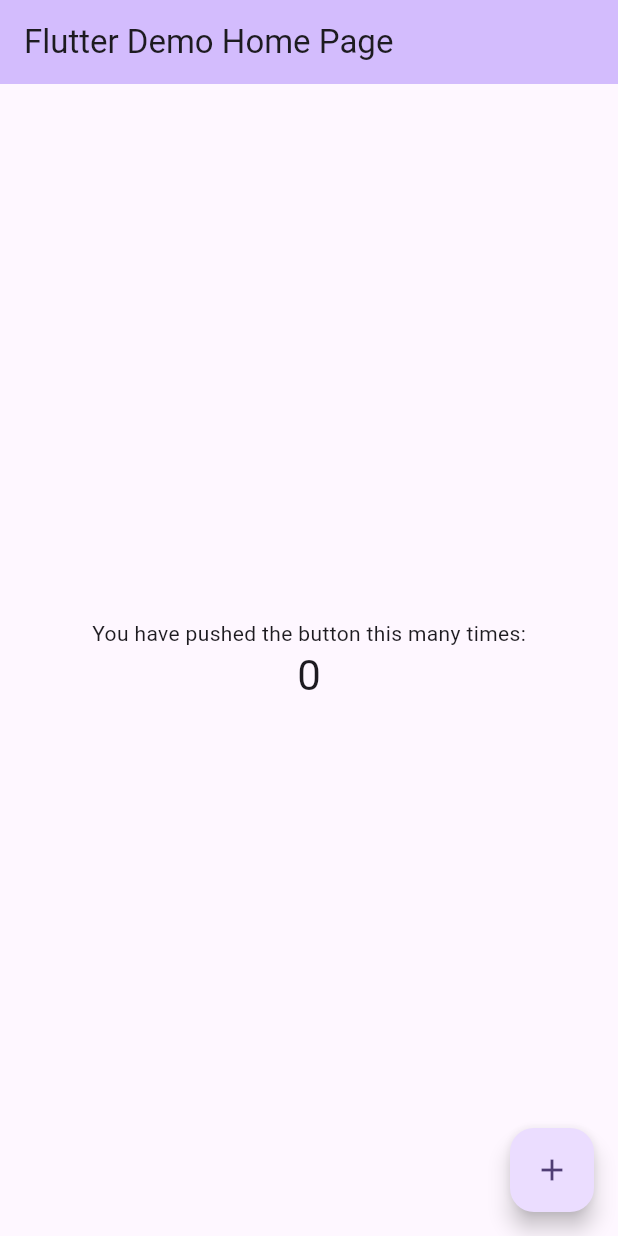
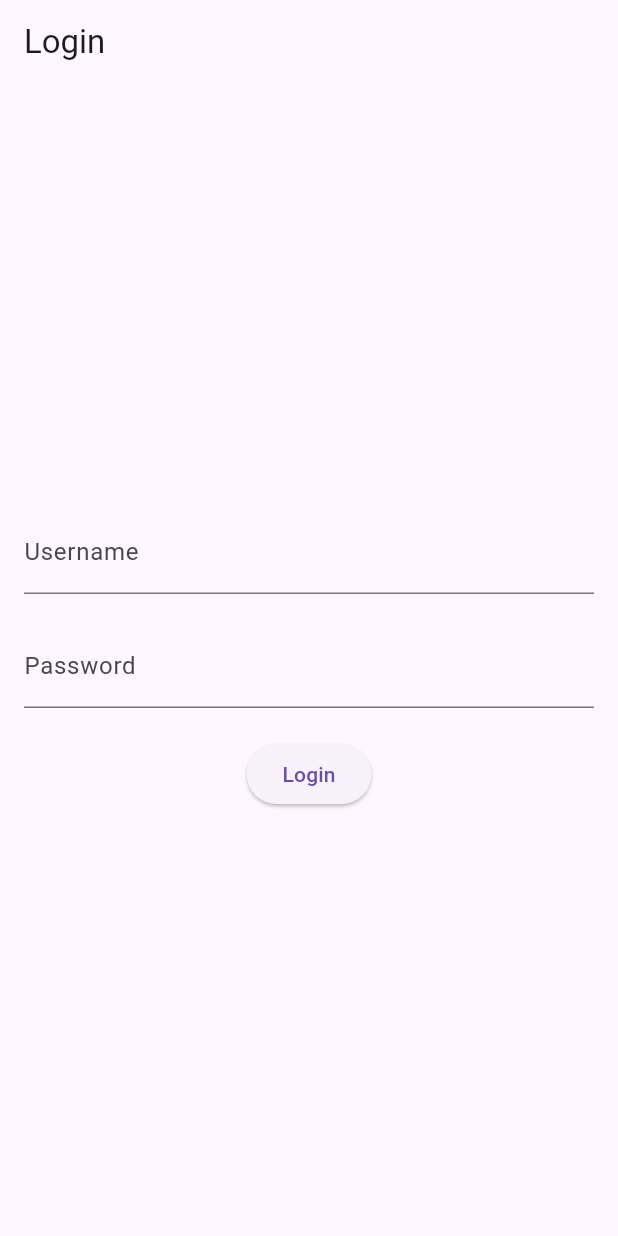
Before and after one commit to yasinthon04/Login_Riverpod, a Flutter app: the screen it shows after launch, on a phone screen of 412 x 824 dp. Run offline on Flutter 3.47's test engine with Material 3 defaults, Android fonts, the phone set to English and light mode, and no system bars; our stand-ins replace flutter_riverpod.

Commit message:
create home and login

```diff
--- a/lib/main.dart
+++ b/lib/main.dart
@@ -1,125 +1,26 @@
 import 'package:flutter/material.dart';
+import 'package:flutter_riverpod/flutter_riverpod.dart';
+import 'screens/home.dart';
+import 'screens/login.dart';
+import 'providers/auth_provider.dart';
 
 void main() {
-  runApp(const MyApp());
+  runApp(ProviderScope(child: MyApp()));
 }
 
 class MyApp extends StatelessWidget {
-  const MyApp({super.key});
-
-  // This widget is the root of your application.
   @override
   Widget build(BuildContext context) {
     return MaterialApp(
-      title: 'Flutter Demo',
+      title: 'Riverpod Auth Demo',
       theme: ThemeData(
-        // This is the theme of your application.
-        //
-        // TRY THIS: Try running your application with "flutter run". You'll see
-        // the application has a purple toolbar. Then, without quitting the app,
-        // try changing the seedColor in the colorScheme below to Colors.green
-        // and then invoke "hot reload" (save your changes or press the "hot
-        // reload" button in a Flutter-supported IDE, or press "r" if you used
-        // the command line to start the app).
-        //
-        // Notice that the counter didn't reset back to zero; the application
-        // state is not lost during the reload. To reset the state, use hot
-        // restart instead.
-        //
-        // This works for code too, not just values: Most code changes can be
-        // tested with just a hot reload.
-        colorScheme: ColorScheme.fromSeed(seedColor: Colors.deepPurple),
-        useMaterial3: true,
+        primarySwatch: Colors.blue,
       ),
-      home: const MyHomePage(title: 'Flutter Demo Home Page'),
+      initialRoute: '/',
+      routes: {
+        '/': (context) => LoginScreen(),
+        '/home': (context) => HomeScreen(),
+      },
     );
   }
 }
-
-class MyHomePage extends StatefulWidget {
-  const MyHomePage({super.key, required this.title});
-
-  // This widget is the home page of your application. It is stateful, meaning
-  // that it has a State object (defined below) that contains fields that affect
-  // how it looks.
-
-  // This class is the configuration for the state. It holds the values (in this
-  // case the title) provided by the parent (in this case the App widget) and
-  // used by the build method of the State. Fields in a Widget subclass are
-  // always marked "final".
-
-  final String title;
-
-  @override
-  State<MyHomePage> createState() => _MyHomePageState();
-}
-
-class _MyHomePageState extends State<MyHomePage> {
-  int _counter = 0;
-
-  void _incrementCounter() {
-    setState(() {
-      // This call to setState tells the Flutter framework that something has
-      // changed in this State, which causes it to rerun the build method below
-      // so that the display can reflect the updated values. If we changed
-      // _counter without calling setState(), then the build method would not be
-      // called again, and so nothing would appear to happen.
-      _counter++;
-    });
-  }
-
-  @override
-  Widget build(BuildContext context) {
-    // This method is rerun every time setState is called, for instance as done
-    // by the _incrementCounter method above.
-    //
-    // The Flutter framework has been optimized to make rerunning build methods
-    // fast, so that you can just rebuild anything that needs updating rather
-    // than having to individually change instances of widgets.
-    return Scaffold(
-      appBar: AppBar(
-        // TRY THIS: Try changing the color here to a specific color (to
-        // Colors.amber, perhaps?) and trigger a hot reload to see the AppBar
-        // change color while the other colors stay the same.
-        backgroundColor: Theme.of(context).colorScheme.inversePrimary,
-        // Here we take the value from the MyHomePage object that was created by
-        // the App.build method, and use it to set our appbar title.
-        title: Text(widget.title),
-      ),
-      body: Center(
-        // Center is a layout widget. It takes a single child and positions it
-        // in the middle of the parent.
-        child: Column(
-          // Column is also a layout widget. It takes a list of children and
-          // arranges them vertically. By default, it sizes itself to fit its
-          // children horizontally, and tries to be as tall as its parent.
-          //
-          // Column has various properties to control how it sizes itself and
-          // how it positions its children. Here we use mainAxisAlignment to
-          // center the children vertically; the main axis here is the vertical
-          // axis because Columns are vertical (the cross axis would be
-          // horizontal).
-          //
-          // TRY THIS: Invoke "debug painting" (choose the "Toggle Debug Paint"
-          // action in the IDE, or press "p" in the console), to see the
-          // wireframe for each widget.
-          mainAxisAlignment: MainAxisAlignment.center,
-          children: <Widget>[
-            const Text(
-              'You have pushed the button this many times:',
-            ),
-            Text(
-              '$_counter',
-              style: Theme.of(context).textTheme.headlineMedium,
-            ),
-          ],
-        ),
-      ),
-      floatingActionButton: FloatingActionButton(
-        onPressed: _incrementCounter,
-        tooltip: 'Increment',
-        child: const Icon(Icons.add),
-      ), // This trailing comma makes auto-formatting nicer for build methods.
-    );
-  }
-}
--- /dev/null
+++ b/lib/providers/auth_provider.dart
@@ -0,0 +1,37 @@
+import 'package:flutter_riverpod/flutter_riverpod.dart';
+import 'package:flutter/material.dart';
+import 'package:login_riverpod/services/auth_services.dart';
+
+final authProvider = ChangeNotifierProvider<AuthProvider>((ref) {
+  return AuthProvider(ref);
+});
+
+class AuthProvider extends ChangeNotifier {
+  final Ref ref;
+  AuthProvider(this.ref);
+
+  bool _isLoggedIn = false;
+  String _username = '';
+
+  bool get isLoggedIn => _isLoggedIn;
+  String get username => _username;
+
+  Future<bool> login(String username, String password) async {
+    final authService = ref.read(authServiceProvider);
+    final success = await authService.login(username, password);
+    if (success) {
+      _isLoggedIn = true;
+      _username = username;
+    }
+    notifyListeners();
+    return success;
+  }
+
+  void logout() {
+    final authService = ref.read(authServiceProvider);
+    authService.logout();
+    _isLoggedIn = false;
+    _username = '';
+    notifyListeners();
+  }
+}
--- /dev/null
+++ b/lib/screens/login.dart
@@ -0,0 +1,73 @@
+import 'package:flutter/material.dart';
+import 'package:flutter_riverpod/flutter_riverpod.dart';
+import '../providers/auth_provider.dart';
+
+class LoginScreen extends ConsumerWidget {
+  @override
+  Widget build(BuildContext context, WidgetRef ref) {
+    final TextEditingController usernameController = TextEditingController();
+    final TextEditingController passwordController = TextEditingController();
+
+    return Scaffold(
+      appBar: AppBar(
+        title: Text('Login'),
+      ),
+      body: Center(
+        child: Padding(
+          padding: EdgeInsets.all(16.0),
+          child: Column(
+            mainAxisAlignment: MainAxisAlignment.center,
+            children: <Widget>[
+              TextField(
+                controller: usernameController,
+                decoration: InputDecoration(labelText: 'Username'),
+              ),
+              SizedBox(height: 20),
+              TextField(
+                controller: passwordController,
+                decoration: InputDecoration(labelText: 'Password'),
+                obscureText: true,
+              ),
+              SizedBox(height: 20),
+              ElevatedButton(
+                onPressed: () async {
+                  final String username = usernameController.text.trim();
+                  final String password = passwordController.text.trim();
+
+                  if (username.isEmpty || password.isEmpty) {
+                    ScaffoldMessenger.of(context).showSnackBar(SnackBar(
+                      content: Text('Please fill in all fields.'),
+                    ));
+                    return;
+                  }
+
+                  final success = await ref.read(authProvider).login(username, password);
+                  if (success) {
+                    Navigator.pushReplacementNamed(context, '/home');
+                  } else {
+                    showDialog(
+                      context: context,
+                      builder: (context) {
+                        return AlertDialog(
+                          title: Text('Login Failed'),
+                          content: Text('Invalid username or password.'),
+                          actions: [
+                            TextButton(
+                              onPressed: () => Navigator.pop(context),
+                              child: Text('OK'),
+                            ),
+                          ],
+                        );
+                      },
+                    );
+                  }
+                },
+                child: Text('Login'),
+              ),
+            ],
+          ),
+        ),
+      ),
+    );
+  }
+}
--- a/pubspec.yaml
+++ b/pubspec.yaml
@@ -35,6 +35,9 @@ dependencies:
   # The following adds the Cupertino Icons font to your application.
   # Use with the CupertinoIcons class for iOS style icons.
   cupertino_icons: ^1.0.6
+  http: ^1.2.1
+  flutter_riverpod: ^2.5.1
+  flutter_hooks: ^0.20.5
 
 dev_dependencies:
   flutter_test:
```
Also changed, not shown: lib/screens/home.dart (added, +40 -0 lines), lib/services/auth_services.dart (added, +34 -0 lines).
